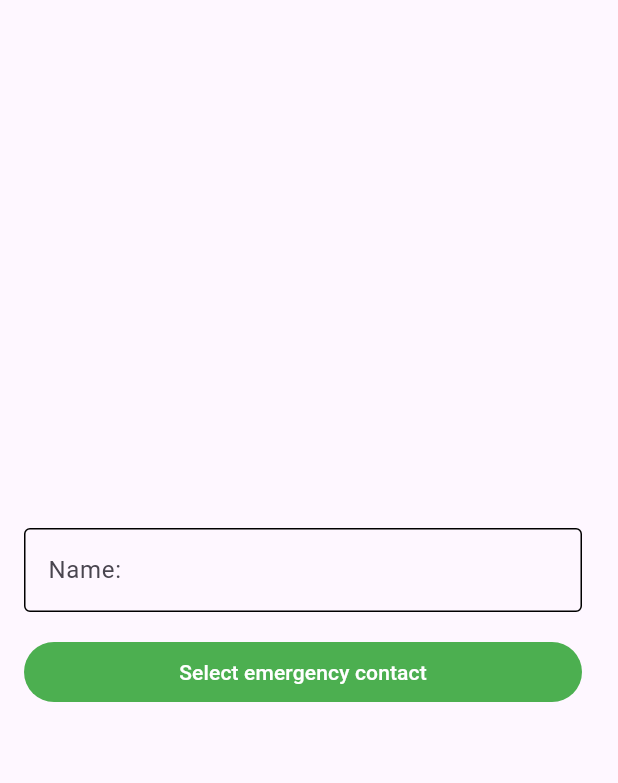
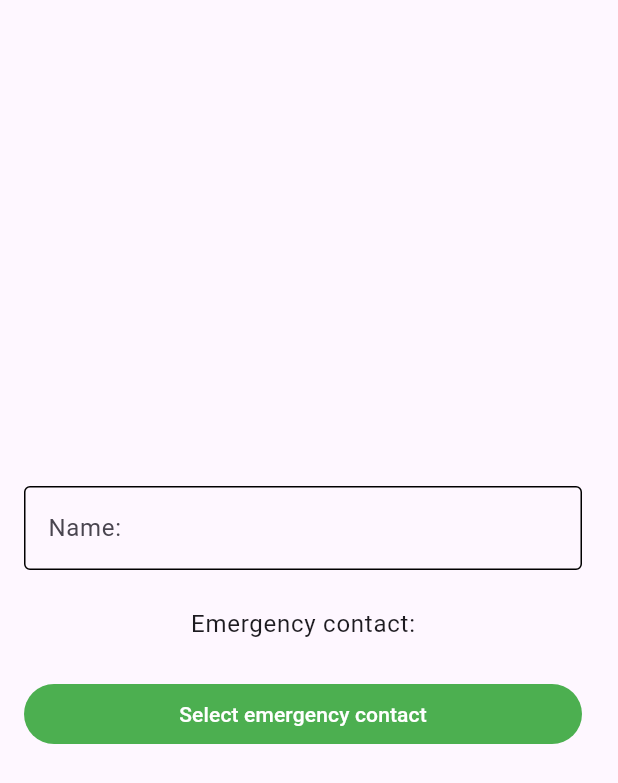
Before and after one commit to RobinSardja/EstherAlert, a Flutter app: the ProfilePage screen opened directly with empty values, on a phone screen of 412 x 824 dp. Shown: the top 783 px of the screen. Run offline on Flutter 3.47's test engine with Material 3 defaults, Android fonts, the light colour scheme and no system bars; our stand-ins replace flutter_native_contact_picker, shared_preferences; missing offline and left inert: porcupine_flutter, torch_light; accounts and stored records are empty.

Commit message:
Changed UI for emergency contact selection button.

```diff
--- a/lib/profile.dart
+++ b/lib/profile.dart
@@ -53,6 +53,11 @@ class _ProfilePageState extends State<ProfilePage> {
                             )
                         ),
                         ListTile(
+                            title: Center(
+                                child: Text( "Emergency contact:" )
+                            )
+                        ),
+                        ListTile(
                             title: TextButton(
                                 onPressed: () async {
                                     final contact = await contactPicker.selectContact();
@@ -63,7 +68,7 @@ class _ProfilePageState extends State<ProfilePage> {
                                     widget.prefs.setString( "emergencyContactName", emergencyContactName );
                                     widget.prefs.setString( "emergencyContactNumber", emergencyContactNumber );
                                 },
-                                child: Text( emergencyContactName.isEmpty ? "Select emergency contact" : "Emergency contact: $emergencyContactName $emergencyContactNumber" )
+                                child: Text( emergencyContactName.isEmpty ? "Select emergency contact" : "$emergencyContactName $emergencyContactNumber" )
                             )
                         )
                     ]
```
